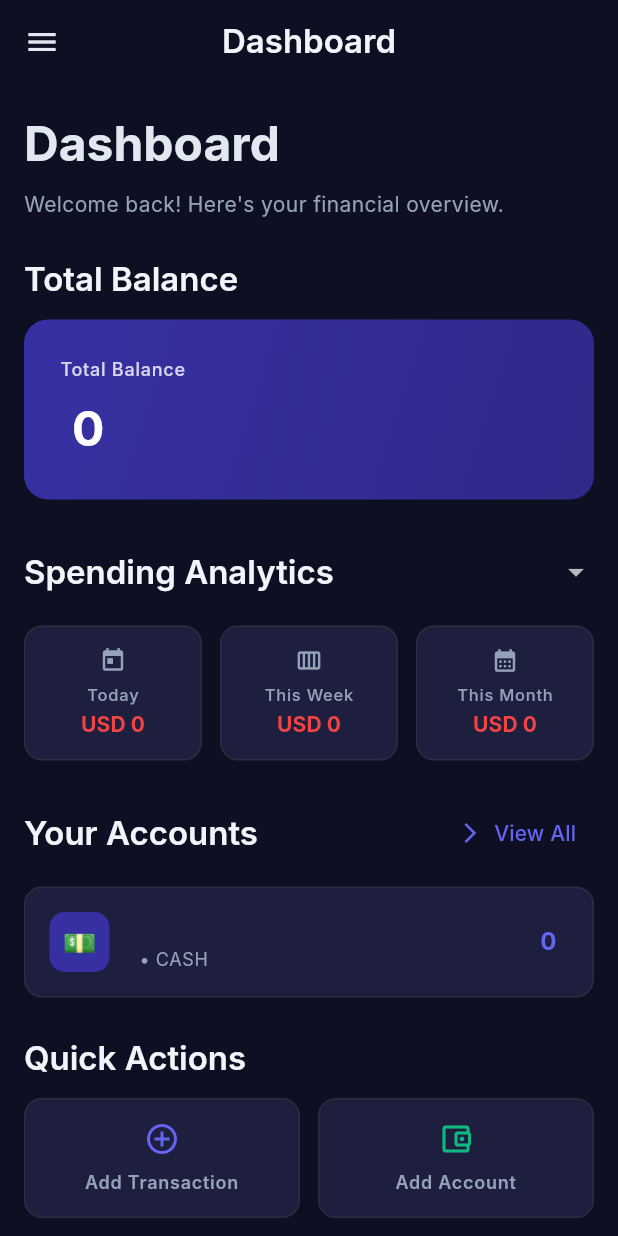
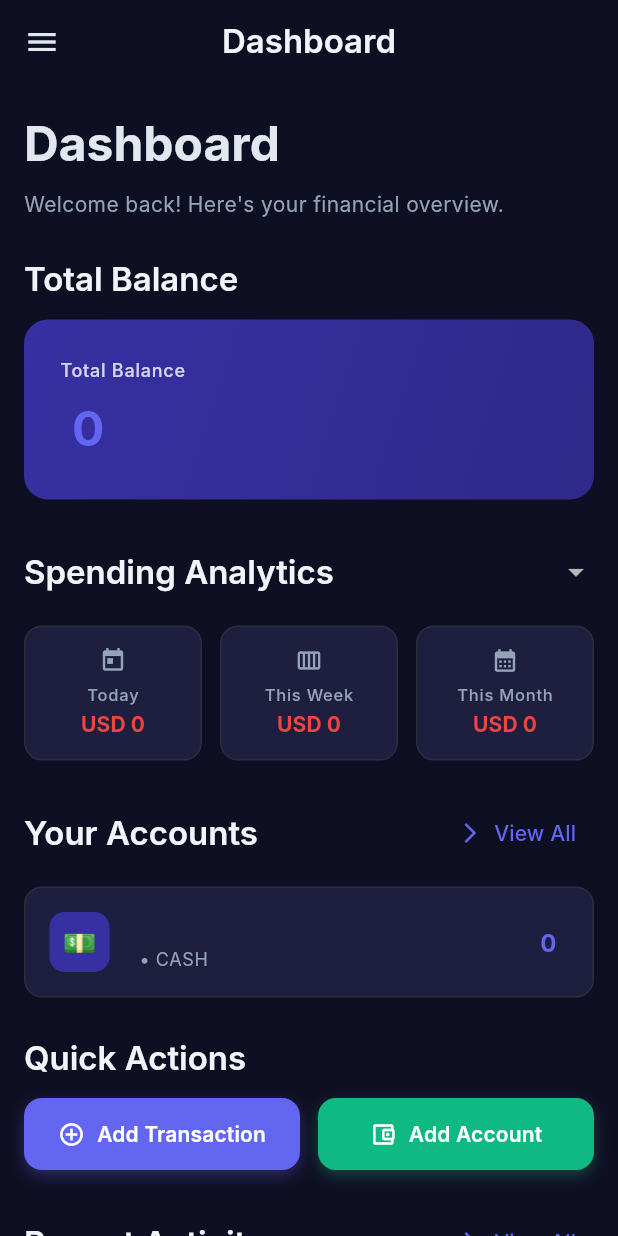
Before and after one commit to saadfarhan124/monthly_expense, a Flutter app: the screen it shows once a user with an empty profile is signed in, on a phone screen of 412 x 824 dp. Run offline on Flutter 3.47's test engine with Material 3 defaults, Android fonts, the phone set to English and light mode, and no system bars; our stand-ins replace cloud_firestore, firebase_auth, firebase_core; accounts and stored records are empty; Roboto replaces fonts that are missing (Inter).

Commit message:
updated dashboard screen, added animations , haptic feedback

```diff
--- /dev/null
+++ b/monthly_expense_app/lib/core/utils/animation_utils.dart
@@ -0,0 +1,100 @@
+import 'package:flutter/material.dart';
+
+/// Utility class for common animations across the app
+class AnimationUtils {
+  // Private constructor to prevent instantiation
+  AnimationUtils._();
+
+  /// Creates a smooth counter animation for balance changes
+  static Animation<double> createCounterAnimation({
+    required TickerProvider vsync,
+    required double from,
+    required double to,
+    Duration duration = const Duration(milliseconds: 800),
+    Curve curve = Curves.easeOutCubic,
+  }) {
+    return Tween<double>(
+      begin: from,
+      end: to,
+    ).animate(CurvedAnimation(
+      parent: AnimationController(
+        duration: duration,
+        vsync: vsync,
+      )..forward(),
+      curve: curve,
+    ));
+  }
+
+  /// Creates a pulse animation for important elements
+  static Animation<double> createPulseAnimation({
+    required TickerProvider vsync,
+    Duration duration = const Duration(milliseconds: 600),
+  }) {
+    return Tween<double>(
+      begin: 1.0,
+      end: 1.1,
+    ).animate(CurvedAnimation(
+      parent: AnimationController(
+        duration: duration,
+        vsync: vsync,
+      )..repeat(reverse: true),
+      curve: Curves.easeInOut,
+    ));
+  }
+
+  /// Creates a slide animation for page transitions
+  static Animation<Offset> createSlideAnimation({
+    required TickerProvider vsync,
+    Offset begin = const Offset(0, 0.3),
+    Offset end = Offset.zero,
+    Duration duration = const Duration(milliseconds: 300),
+    Curve curve = Curves.easeOutCubic,
+  }) {
+    return Tween<Offset>(
+      begin: begin,
+      end: end,
+    ).animate(CurvedAnimation(
+      parent: AnimationController(
+        duration: duration,
+        vsync: vsync,
+      )..forward(),
+      curve: curve,
+    ));
+  }
+
+  /// Creates a fade animation
+  static Animation<double> createFadeAnimation({
+    required TickerProvider vsync,
+    Duration duration = const Duration(milliseconds: 300),
+    Curve curve = Curves.easeInOut,
+  }) {
+    return Tween<double>(
+      begin: 0.0,
+      end: 1.0,
+    ).animate(CurvedAnimation(
+      parent: AnimationController(
+        duration: duration,
+        vsync: vsync,
+      )..forward(),
+      curve: curve,
+    ));
+  }
+
+  /// Creates a scale animation for button presses
+  static Animation<double> createScaleAnimation({
+    required TickerProvider vsync,
+    Duration duration = const Duration(milliseconds: 150),
+    Curve curve = Curves.easeInOut,
+  }) {
+    return Tween<double>(
+      begin: 1.0,
+      end: 0.95,
+    ).animate(CurvedAnimation(
+      parent: AnimationController(
+        duration: duration,
+        vsync: vsync,
+      )..forward(),
+      curve: curve,
+    ));
+  }
+}
--- /dev/null
+++ b/monthly_expense_app/lib/core/widgets/animated_balance.dart
@@ -0,0 +1,115 @@
+import 'package:flutter/material.dart';
+import '../utils/animation_utils.dart';
+import '../theme/app_colors.dart';
+import '../theme/app_text_styles.dart';
+
+/// A widget that displays balance with smooth counter animation
+class AnimatedBalance extends StatefulWidget {
+  final double balance;
+  final String currency;
+  final TextStyle? style;
+  final bool showCurrency;
+  final Duration animationDuration;
+  final Curve animationCurve;
+
+  const AnimatedBalance({
+    super.key,
+    required this.balance,
+    required this.currency,
+    this.style,
+    this.showCurrency = true,
+    this.animationDuration = const Duration(milliseconds: 800),
+    this.animationCurve = Curves.easeOutCubic,
+  });
+
+  @override
+  State<AnimatedBalance> createState() => _AnimatedBalanceState();
+}
+
+class _AnimatedBalanceState extends State<AnimatedBalance>
+    with TickerProviderStateMixin {
+  late AnimationController _animationController;
+  late Animation<double> _balanceAnimation;
+  double _previousBalance = 0;
+
+  @override
+  void initState() {
+    super.initState();
+    _animationController = AnimationController(
+      duration: widget.animationDuration,
+      vsync: this,
+    );
+    _balanceAnimation = AnimationUtils.createCounterAnimation(
+      vsync: this,
+      from: _previousBalance,
+      to: widget.balance,
+      duration: widget.animationDuration,
+      curve: widget.animationCurve,
+    );
+  }
+
+  @override
+  void didUpdateWidget(AnimatedBalance oldWidget) {
+    super.didUpdateWidget(oldWidget);
+    if (oldWidget.balance != widget.balance) {
+      _previousBalance = oldWidget.balance;
+      _balanceAnimation = AnimationUtils.createCounterAnimation(
+        vsync: this,
+        from: _previousBalance,
+        to: widget.balance,
+        duration: widget.animationDuration,
+        curve: widget.animationCurve,
+      );
+      _animationController.forward(from: 0);
+    }
+  }
+
+  @override
+  void dispose() {
+    _animationController.dispose();
+    super.dispose();
+  }
+
+  String _formatBalance(double value) {
+    if (value >= 1000000) {
+      return '${(value / 1000000).toStringAsFixed(1)}M';
+    } else if (value >= 1000) {
+      return '${(value / 1000).toStringAsFixed(1)}K';
+    } else {
+      return value.toStringAsFixed(0);
+    }
+  }
+
+  @override
+  Widget build(BuildContext context) {
+    return AnimatedBuilder(
+      animation: _balanceAnimation,
+      builder: (context, child) {
+        final currentBalance = _balanceAnimation.value;
+        final formattedBalance = _formatBalance(currentBalance);
+
+        return RichText(
+          text: TextSpan(
+            children: [
+              if (widget.showCurrency)
+                TextSpan(
+                  text: '${widget.currency} ',
+                  style: (widget.style ?? AppTextStyles.titleLarge).copyWith(
+                    color: AppColors.onSurface,
+                    fontWeight: FontWeight.w600,
+                  ),
+                ),
+              TextSpan(
+                text: formattedBalance,
+                style: (widget.style ?? AppTextStyles.titleLarge).copyWith(
+                  color: AppColors.primary,
+                  fontWeight: FontWeight.bold,
+                ),
+              ),
+            ],
+          ),
+        );
+      },
+    );
+  }
+}
--- /dev/null
+++ b/monthly_expense_app/lib/core/widgets/animated_button.dart
@@ -0,0 +1,193 @@
+import 'package:flutter/material.dart';
+import '../utils/haptic_feedback.dart';
+import '../theme/app_colors.dart';
+import '../theme/app_text_styles.dart';
+
+/// A reusable animated button with haptic feedback
+class AnimatedButton extends StatefulWidget {
+  final String text;
+  final IconData? icon;
+  final VoidCallback? onPressed;
+  final Color? backgroundColor;
+  final Color? textColor;
+  final double? width;
+  final double? height;
+  final BorderRadius? borderRadius;
+  final EdgeInsets? padding;
+  final bool isLoading;
+  final HapticFeedbackType hapticType;
+
+  const AnimatedButton({
+    super.key,
+    required this.text,
+    this.icon,
+    this.onPressed,
+    this.backgroundColor,
+    this.textColor,
+    this.width,
+    this.height,
+    this.borderRadius,
+    this.padding,
+    this.isLoading = false,
+    this.hapticType = HapticFeedbackType.medium,
+  });
+
+  @override
+  State<AnimatedButton> createState() => _AnimatedButtonState();
+}
+
+class _AnimatedButtonState extends State<AnimatedButton>
+    with SingleTickerProviderStateMixin {
+  late AnimationController _animationController;
+  late Animation<double> _scaleAnimation;
+  bool _isPressed = false;
+
+  @override
+  void initState() {
+    super.initState();
+    _animationController = AnimationController(
+      duration: const Duration(milliseconds: 150),
+      vsync: this,
+    );
+    _scaleAnimation = Tween<double>(
+      begin: 1.0,
+      end: 0.95,
+    ).animate(CurvedAnimation(
+      parent: _animationController,
+      curve: Curves.easeInOut,
+    ));
+  }
+
+  @override
+  void dispose() {
+    _animationController.dispose();
+    super.dispose();
+  }
+
+  void _handleTapDown(TapDownDetails details) {
+    setState(() => _isPressed = true);
+    _animationController.forward();
+  }
+
+  void _handleTapUp(TapUpDetails details) {
+    setState(() => _isPressed = false);
+    _animationController.reverse();
+  }
+
+  void _handleTapCancel() {
+    setState(() => _isPressed = false);
+    _animationController.reverse();
+  }
+
+  void _handleTap() {
+    // Provide haptic feedback based on type
+    switch (widget.hapticType) {
+      case HapticFeedbackType.light:
+        HapticFeedback.light();
+        break;
+      case HapticFeedbackType.medium:
+        HapticFeedback.medium();
+        break;
+      case HapticFeedbackType.heavy:
+        HapticFeedback.heavy();
+        break;
+      case HapticFeedbackType.success:
+        HapticFeedback.success();
+        break;
+      case HapticFeedbackType.warning:
+        HapticFeedback.warning();
+        break;
+      case HapticFeedbackType.error:
+        HapticFeedback.error();
+        break;
+    }
+
+    widget.onPressed?.call();
+  }
+
+  @override
+  Widget build(BuildContext context) {
+    return GestureDetector(
+      onTapDown: _handleTapDown,
+      onTapUp: _handleTapUp,
+      onTapCancel: _handleTapCancel,
+      onTap: widget.onPressed != null && !widget.isLoading ? _handleTap : null,
+      child: AnimatedBuilder(
+        animation: _scaleAnimation,
+        builder: (context, child) {
+          return Transform.scale(
+            scale: _scaleAnimation.value,
+            child: Container(
+              width: widget.width,
+              height: widget.height ?? 48,
+              decoration: BoxDecoration(
+                color: widget.backgroundColor ?? AppColors.primary,
+                borderRadius: widget.borderRadius ?? BorderRadius.circular(12),
+                boxShadow: _isPressed
+                    ? []
+                    : [
+                        BoxShadow(
+                          color: (widget.backgroundColor ?? AppColors.primary)
+                              .withOpacity(0.3),
+                          blurRadius: 8,
+                          offset: const Offset(0, 4),
+                        ),
+                      ],
+              ),
+              child: Material(
+                color: Colors.transparent,
+                child: InkWell(
+                  borderRadius: widget.borderRadius ?? BorderRadius.circular(12),
+                  onTap: widget.onPressed != null && !widget.isLoading ? _handleTap : null,
+                  child: Container(
+                    padding: widget.padding ?? const EdgeInsets.symmetric(horizontal: 16, vertical: 12),
+                    child: Row(
+                      mainAxisSize: MainAxisSize.min,
+                      mainAxisAlignment: MainAxisAlignment.center,
+                      children: [
+                        if (widget.isLoading)
+                          const SizedBox(
+                            width: 16,
+                            height: 16,
+                            child: CircularProgressIndicator(
+                              strokeWidth: 2,
+                              valueColor: AlwaysStoppedAnimation<Color>(AppColors.onPrimary),
+                            ),
+                          )
+                        else if (widget.icon != null) ...[
+                          Icon(
+                            widget.icon,
+                            color: widget.textColor ?? AppColors.onPrimary,
+                            size: 18,
+                          ),
+                          const SizedBox(width: 8),
+                        ],
+                        Text(
+                          widget.text,
+                          style: AppTextStyles.labelLarge.copyWith(
+                            color: widget.textColor ?? AppColors.onPrimary,
+                            fontWeight: FontWeight.w600,
+                          ),
+                        ),
+                      ],
+                    ),
+                  ),
+                ),
+              ),
+            ),
+          );
+        },
+      ),
+    );
+  }
+}
+
+/// Enum for different types of haptic feedback
+enum HapticFeedbackType {
+  light,
+  medium,
+  heavy,
+  success,
+  warning,
+  error,
+}
--- a/monthly_expense_app/lib/features/dashboard/presentation/dashboard_screen.dart
+++ b/monthly_expense_app/lib/features/dashboard/presentation/dashboard_screen.dart
@@ -12,6 +12,9 @@ import '../../categories/domain/category_service.dart';
 import '../../../core/theme/app_colors.dart';
 import '../../../core/theme/app_spacing.dart';
 import '../../../core/theme/app_text_styles.dart';
+import '../../../core/widgets/animated_button.dart';
+import '../../../core/widgets/animated_balance.dart';
+import '../../../core/utils/haptic_feedback.dart';
 
 class DashboardScreen extends StatefulWidget {
   final Function(int)? onNavigateToScreen;
@@ -447,12 +450,14 @@ class _DashboardScreenState extends State<DashboardScreen> {
                     ),
                   ),
                   const SizedBox(width: 8),
-                  Text(
-                    _formatCurrency(entry.value),
+                  AnimatedBalance(
+                    balance: entry.value,
+                    currency: entry.key,
                     style: AppTextStyles.headlineLarge.copyWith(
                       color: AppColors.onPrimary,
                       fontWeight: FontWeight.bold,
                     ),
+                    showCurrency: false,
                   ),
                 ],
               ),
@@ -485,12 +490,14 @@ class _DashboardScreenState extends State<DashboardScreen> {
                     fontWeight: FontWeight.w600,
                   ),
                 ),
-                Text(
-                  _formatCurrency(entry.value),
+                AnimatedBalance(
+                  balance: entry.value,
+                  currency: entry.key,
                   style: AppTextStyles.titleLarge.copyWith(
                     color: AppColors.primary,
                     fontWeight: FontWeight.bold,
                   ),
+                  showCurrency: false,
                 ),
               ],
             ),
@@ -514,11 +521,12 @@ class _DashboardScreenState extends State<DashboardScreen> {
         Row(
           children: [
             Expanded(
-              child: _buildQuickActionCard(
-                'Add Transaction',
-                Icons.add_circle_outline,
-                AppColors.primary,
-                () {
+              child: AnimatedButton(
+                text: 'Add Transaction',
+                icon: Icons.add_circle_outline,
+                backgroundColor: AppColors.primary,
+                hapticType: HapticFeedbackType.medium,
+                onPressed: () {
                   // Navigate to transactions screen (index 2)
                   widget.onNavigateToScreen?.call(2);
                 },
@@ -526,11 +534,12 @@ class _DashboardScreenState extends State<DashboardScreen> {
             ),
             const SizedBox(width: AppSpacing.md),
             Expanded(
-              child: _buildQuickActionCard(
-                'Add Account',
-                Icons.account_balance_wallet_outlined,
-                AppColors.success,
-                () {
+              child: AnimatedButton(
+                text: 'Add Account',
+                icon: Icons.account_balance_wallet_outlined,
+                backgroundColor: AppColors.success,
+                hapticType: HapticFeedbackType.medium,
+                onPressed: () {
                   // Navigate to accounts screen (index 1)
                   widget.onNavigateToScreen?.call(1);
                 },
@@ -567,6 +576,7 @@ class _DashboardScreenState extends State<DashboardScreen> {
                 TextButton.icon(
                   onPressed: () {
                     // Navigate to accounts screen (index 1)
+                    HapticFeedback.light();
                     widget.onNavigateToScreen?.call(1);
                   },
                   icon: const Icon(Icons.arrow_forward_ios, size: 16),
@@ -691,50 +701,19 @@ class _DashboardScreenState extends State<DashboardScreen> {
           color: AppColors.onSurfaceVariant,
         ),
       ),
-      trailing: Text(
-        '${account.currency} ${account.balance.toStringAsFixed(0)}',
+      trailing: AnimatedBalance(
+        balance: account.balance,
+        currency: account.currency,
         style: AppTextStyles.titleMedium.copyWith(
           fontWeight: FontWeight.bold,
           color: AppColors.primary,
         ),
+        showCurrency: true,
       ),
     );
   }
 
-  Widget _buildQuickActionCard(String title, IconData icon, Color color, VoidCallback onTap) {
-    return GestureDetector(
-      onTap: onTap,
-      child: Container(
-        height: 80,
-        decoration: BoxDecoration(
-          color: AppColors.surfaceVariant,
-          borderRadius: BorderRadius.circular(12),
-          border: Border.all(
-            color: AppColors.border,
-            width: 1,
-          ),
-        ),
-        child: Column(
-          mainAxisAlignment: MainAxisAlignment.center,
-          children: [
-            Icon(
-              icon,
-              color: color,
-              size: 24,
-            ),
-            const SizedBox(height: 8),
-            Text(
-              title,
-              style: AppTextStyles.labelMedium.copyWith(
-                fontWeight: FontWeight.w600,
-              ),
-              textAlign: TextAlign.center,
-            ),
-          ],
-        ),
-      ),
-    );
-  }
+
 
   Widget _buildRecentActivity(String userId) {
     return Column(
@@ -752,6 +731,7 @@ class _DashboardScreenState extends State<DashboardScreen> {
             TextButton.icon(
               onPressed: () {
                 // Navigate to transactions screen (index 2)
+                HapticFeedback.light();
                 widget.onNavigateToScreen?.call(2);
               },
               icon: const Icon(Icons.arrow_forward_ios, size: 16),
@@ -839,13 +819,5 @@ class _DashboardScreenState extends State<DashboardScreen> {
     );
   }
 
-  String _formatCurrency(double amount) {
-    if (amount >= 1000000) {
-      return '${(amount / 1000000).toStringAsFixed(1)}M';
-    } else if (amount >= 1000) {
-      return '${(amount / 1000).toStringAsFixed(1)}K';
-    } else {
-      return amount.toStringAsFixed(0);
-    }
-  }
+
 }
```
Also changed, not shown: monthly_expense_app/lib/core/utils/haptic_feedback.dart (added, +42 -0 lines).
